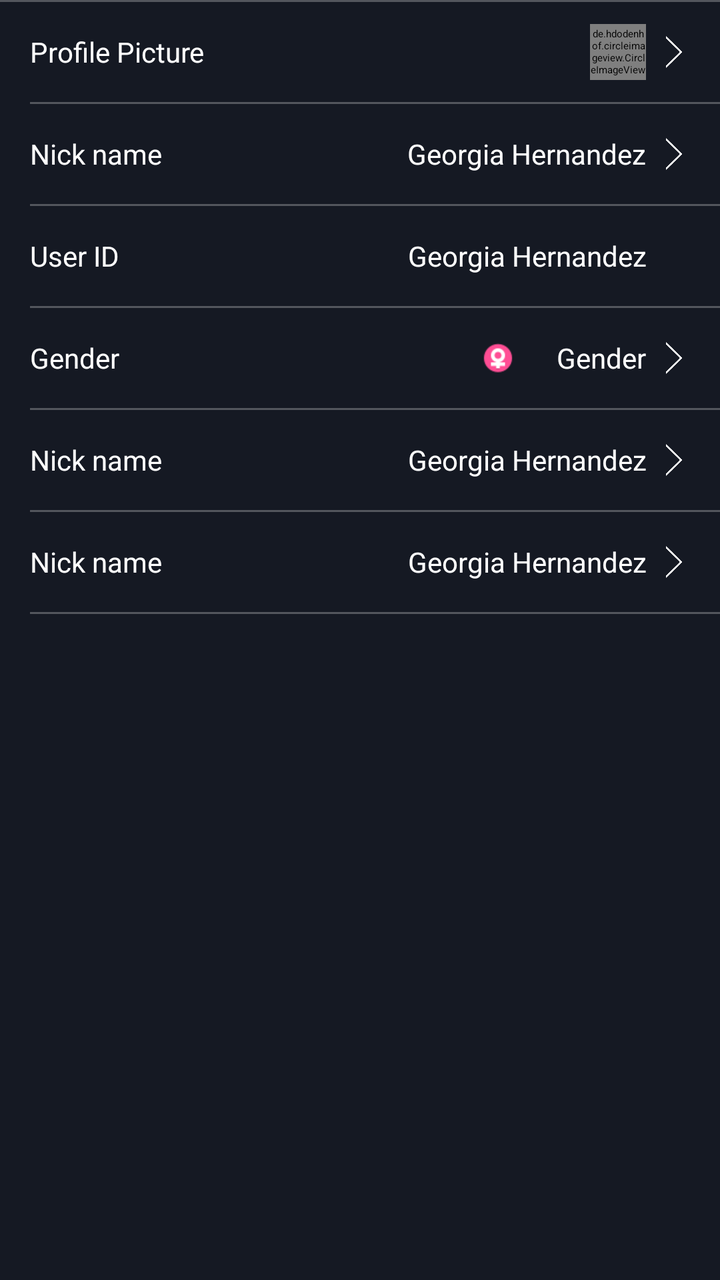
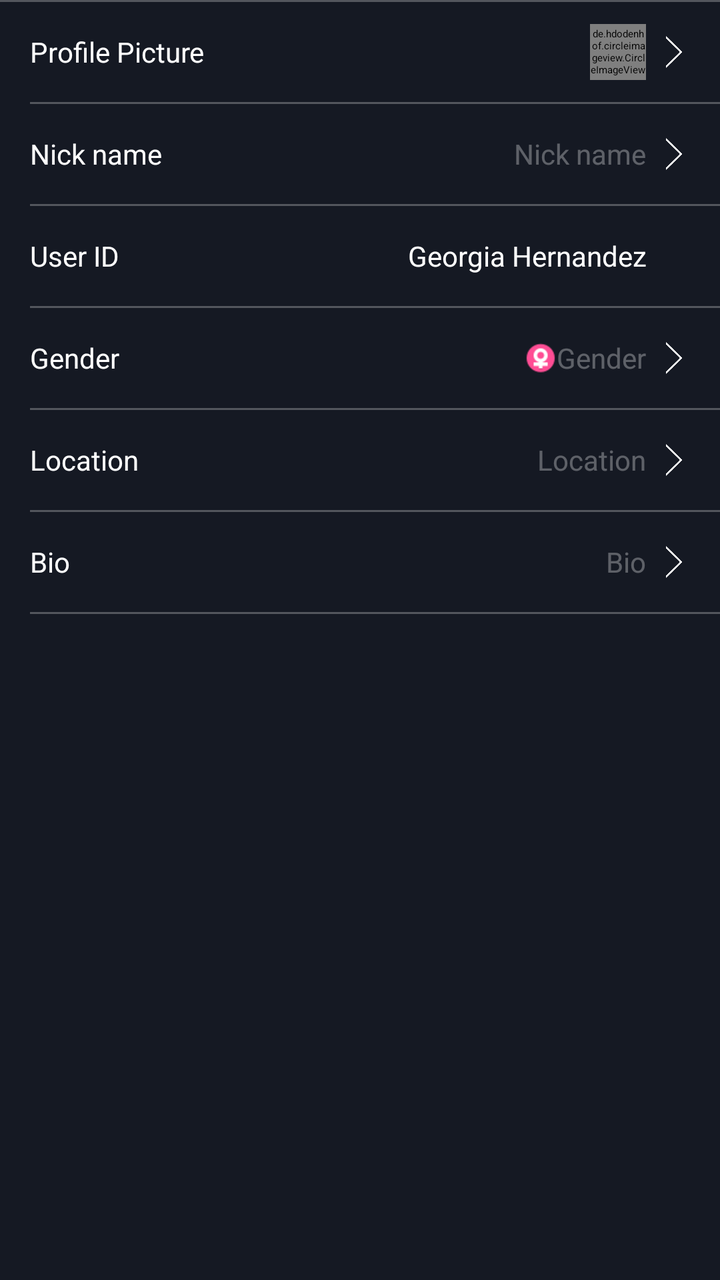

Before-and-after screenshots of an Android layout around one commit, followed by the original layout XML and the change that was made.
<!-- AndroidManifest.xml: application theme AppTheme -->
<!-- res/layout/activity_edit_mine.xml -->
<?xml version="1.0" encoding="utf-8"?>
<LinearLayout xmlns:android="http://schemas.android.com/apk/res/android"
    android:layout_width="match_parent"
    android:layout_height="match_parent"
    android:background="@color/them"
    android:orientation="vertical">

    <View
        android:layout_width="match_parent"
        android:layout_height="1dp"
        android:background="#49eeeeee" />

    <LinearLayout
        android:layout_width="match_parent"
        android:layout_height="50dp"
        android:gravity="center_vertical">

        <TextView
            android:layout_width="wrap_content"
            android:layout_height="wrap_content"
            android:layout_marginLeft="15dp"
            android:layout_weight="1"
            android:text="Profile Picture"
            android:textColor="@color/white"
            android:textSize="14sp" />

        <de.hdodenhof.circleimageview.CircleImageView
            android:layout_width="28dp"
            android:layout_height="28dp"
            android:src="@drawable/default_icon" />

        <ImageView
            android:layout_width="16dp"
            android:layout_height="16dp"
            android:layout_marginLeft="6dp"
            android:layout_marginRight="15dp"
            android:src="@drawable/more" />
    </LinearLayout>

    <View
        android:layout_width="match_parent"
        android:layout_height="1dp"
        android:layout_marginLeft="15dp"
        android:background="#49eeeeee" />

    <LinearLayout
        android:layout_width="match_parent"
        android:layout_height="50dp"
        android:gravity="center_vertical">

        <TextView
            android:layout_width="wrap_content"
            android:layout_height="wrap_content"
            android:layout_marginLeft="15dp"
            android:layout_weight="1"
            android:text="Nick name"
            android:textColor="@color/white"
            android:textSize="14sp" />

        <TextView
            android:layout_width="wrap_content"
            android:layout_height="wrap_content"
            android:hint="Nick name"
            android:text="Georgia Hernandez"
            android:textColor="@color/white"
            android:textColorHint="#50ffffff"
            android:textSize="14sp" />

        <ImageView
            android:layout_width="16dp"
            android:layout_height="16dp"
            android:layout_marginLeft="6dp"
            android:layout_marginRight="15dp"
            android:src="@drawable/more" />
    </LinearLayout>

    <View
        android:layout_width="match_parent"
        android:layout_height="1dp"
        android:layout_marginLeft="15dp"
        android:background="#49eeeeee" />

    <LinearLayout
        android:layout_width="match_parent"
        android:layout_height="50dp"
        android:gravity="center_vertical">

        <TextView
            android:layout_width="wrap_content"
            android:layout_height="wrap_content"
            android:layout_marginLeft="15dp"
            android:layout_weight="1"
            android:text="User ID"
            android:textColor="@color/white"
            android:textSize="14sp" />

        <TextView
            android:layout_width="140dp"
            android:layout_height="wrap_content"
            android:layout_marginRight="37dp"
            android:ellipsize="end"
            android:gravity="right"
            android:hint="User ID"
            android:maxLines="1"
            android:text="Georgia Hernandez"
            android:textColor="@color/white"
            android:textColorHint="#50ffffff"
            android:textSize="14sp" />
    </LinearLayout>

    <View
        android:layout_width="match_parent"
        android:layout_height="1dp"
        android:layout_marginLeft="15dp"
        android:background="#49eeeeee" />

    <LinearLayout
        android:layout_width="match_parent"
        android:layout_height="50dp"
        android:gravity="center_vertical">

        <TextView
            android:layout_width="wrap_content"
            android:layout_height="wrap_content"
            android:layout_marginLeft="15dp"
            android:layout_weight="1"
            android:text="Gender"
            android:textColor="@color/white"
            android:textSize="14sp" />

        <LinearLayout
            android:layout_width="wrap_content"
            android:layout_height="wrap_content"
            android:gravity="center_vertical">

            <ImageView
                android:layout_width="16dp"
                android:layout_height="16dp"
                android:src="@drawable/icon_tarenzhuye_xingbie" />

            <TextView
                android:layout_width="wrap_content"
                android:layout_height="wrap_content"
                android:ellipsize="end"
                android:gravity="right"
                android:hint="Nick name"
                android:maxLines="1"
                android:text="Gender"
                android:textColor="@color/white"
                android:textColorHint="#50ffffff"
                android:textSize="14sp" />
        </LinearLayout>

        <ImageView
            android:layout_width="16dp"
            android:layout_height="16dp"
            android:layout_marginLeft="6dp"
            android:layout_marginRight="15dp"
            android:src="@drawable/more" />
    </LinearLayout>

    <View
        android:layout_width="match_parent"
        android:layout_height="1dp"
        android:layout_marginLeft="15dp"
        android:background="#49eeeeee" />

    <LinearLayout
        android:layout_width="match_parent"
        android:layout_height="50dp"
        android:gravity="center_vertical">

        <TextView
            android:layout_width="wrap_content"
            android:layout_height="wrap_content"
            android:layout_marginLeft="15dp"
            android:layout_weight="1"
            android:text="Nick name"
            android:textColor="@color/white"
            android:textSize="14sp" />

        <TextView
            android:layout_width="140dp"
            android:layout_height="wrap_content"
            android:ellipsize="end"
            android:gravity="right"
            android:hint="Nick name"
            android:maxLines="1"
            android:text="Georgia Hernandez"
            android:textColor="@color/white"
            android:textColorHint="#50ffffff"
            android:textSize="14sp" />

        <ImageView
            android:layout_width="16dp"
            android:layout_height="16dp"
            android:layout_marginLeft="6dp"
            android:layout_marginRight="15dp"
            android:src="@drawable/more" />
    </LinearLayout>

    <View
        android:layout_width="match_parent"
        android:layout_height="1dp"
        android:layout_marginLeft="15dp"
        android:background="#49eeeeee" />

    <LinearLayout
        android:layout_width="match_parent"
        android:layout_height="50dp"
        android:gravity="center_vertical">

        <TextView
            android:layout_width="wrap_content"
            android:layout_height="wrap_content"
            android:layout_marginLeft="15dp"
            android:layout_weight="1"
            android:text="Nick name"
            android:textColor="@color/white"
            android:textSize="14sp" />

        <TextView
            android:layout_width="140dp"
            android:layout_height="wrap_content"
            android:ellipsize="end"
            android:gravity="right"
            android:hint="Nick name"
            android:maxLines="1"
            android:text="Georgia Hernandez"
            android:textColor="@color/white"
            android:textColorHint="#50ffffff"
            android:textSize="14sp" />

        <ImageView
            android:layout_width="16dp"
            android:layout_height="16dp"
            android:layout_marginLeft="6dp"
            android:layout_marginRight="15dp"
            android:src="@drawable/more" />
    </LinearLayout>

    <View
        android:layout_width="match_parent"
        android:layout_height="1dp"
        android:layout_marginLeft="15dp"
        android:background="#49eeeeee" />
</LinearLayout>
<!-- resources referenced by this layout -->
<resources>
  <color name="them">#151923</color>
  <color name="white">#ffffff</color>
  <style name="QDTextAppearanceListItemSmall">
          <item name="android:textColor">?attr/qmui_config_color_gray_4</item>
          <item name="android:textSize">16sp</item>
      </style>
  <style name="QDtextAppearanceListItem">
          <item name="android:textColor">?attr/qmui_config_color_black</item>
          <item name="android:textSize">18sp</item>
      </style>
  <style name="QDTopBar" parent="QMUI.TopBar">
          <item name="qmui_topbar_height">45dp</item>
          <item name="qmui_topbar_image_btn_height">45dp</item>
      </style>
  <color name="app_color_description">@color/qmui_config_color_gray_5</color>
  <color name="app_color_blue_3">#EBF9FF</color>
  <color name="app_color_blue">#00A8E1</color>
  <color name="app_color_blue_pressed">#c000A8E1</color>
  <!-- unchanged entries left out for length: 4 -->
</resources>

<!-- the commit's change to res/layout/activity_edit_mine.xml (unified diff, before → after) -->
@@ -11,6 +11,7 @@
         android:background="#49eeeeee" />
 
     <LinearLayout
+        android:id="@+id/icon_ll"
         android:layout_width="match_parent"
         android:layout_height="50dp"
         android:gravity="center_vertical">
@@ -25,6 +26,7 @@
             android:textSize="14sp" />
 
         <de.hdodenhof.circleimageview.CircleImageView
+            android:id="@+id/icon_iv"
             android:layout_width="28dp"
             android:layout_height="28dp"
             android:src="@drawable/default_icon" />
@@ -44,6 +46,7 @@
         android:background="#49eeeeee" />
 
     <LinearLayout
+        android:id="@+id/nick_name_ll"
         android:layout_width="match_parent"
         android:layout_height="50dp"
         android:gravity="center_vertical">
@@ -58,10 +61,11 @@
             android:textSize="14sp" />
 
         <TextView
-            android:layout_width="wrap_content"
-            android:layout_height="wrap_content"
+            android:id="@+id/nick_name_tv"
+            android:layout_width="wrap_content"
+            android:layout_height="wrap_content"
+            android:gravity="right"
             android:hint="Nick name"
-            android:text="Georgia Hernandez"
             android:textColor="@color/white"
             android:textColorHint="#50ffffff"
             android:textSize="14sp" />
@@ -115,6 +119,7 @@
         android:background="#49eeeeee" />
 
     <LinearLayout
+        android:id="@+id/sex_ll"
         android:layout_width="match_parent"
         android:layout_height="50dp"
         android:gravity="center_vertical">
@@ -134,18 +139,17 @@
             android:gravity="center_vertical">
 
             <ImageView
+                android:id="@+id/sex_iv"
                 android:layout_width="16dp"
                 android:layout_height="16dp"
                 android:src="@drawable/icon_tarenzhuye_xingbie" />
 
             <TextView
+                android:id="@+id/sex_tv"
                 android:layout_width="wrap_content"
                 android:layout_height="wrap_content"
-                android:ellipsize="end"
                 android:gravity="right"
-                android:hint="Nick name"
-                android:maxLines="1"
-                android:text="Gender"
+                android:hint="Gender"
                 android:textColor="@color/white"
                 android:textColorHint="#50ffffff"
                 android:textSize="14sp" />
@@ -166,67 +170,69 @@
         android:background="#49eeeeee" />
 
     <LinearLayout
-        android:layout_width="match_parent"
-        android:layout_height="50dp"
-        android:gravity="center_vertical">
-
-        <TextView
-            android:layout_width="wrap_content"
-            android:layout_height="wrap_content"
-            android:layout_marginLeft="15dp"
-            android:layout_weight="1"
-            android:text="Nick name"
-            android:textColor="@color/white"
-            android:textSize="14sp" />
-
-        <TextView
+        android:id="@+id/location_ll"
+        android:layout_width="match_parent"
+        android:layout_height="50dp"
+        android:gravity="center_vertical">
+
+        <TextView
+            android:layout_width="wrap_content"
+            android:layout_height="wrap_content"
+            android:layout_marginLeft="15dp"
+            android:layout_weight="1"
+            android:text="Location"
+            android:textColor="@color/white"
+            android:textSize="14sp" />
+
+        <TextView
+            android:id="@+id/location_tv"
             android:layout_width="140dp"
             android:layout_height="wrap_content"
             android:ellipsize="end"
             android:gravity="right"
-            android:hint="Nick name"
+            android:hint="Location"
             android:maxLines="1"
-            android:text="Georgia Hernandez"
-            android:textColor="@color/white"
-            android:textColorHint="#50ffffff"
-            android:textSize="14sp" />
-
-        <ImageView
-            android:layout_width="16dp"
-            android:layout_height="16dp"
-            android:layout_marginLeft="6dp"
-            android:layout_marginRight="15dp"
-            android:src="@drawable/more" />
-    </LinearLayout>
-
-    <View
-        android:layout_width="match_parent"
-        android:layout_height="1dp"
-        android:layout_marginLeft="15dp"
-        android:background="#49eeeeee" />
-
-    <LinearLayout
-        android:layout_width="match_parent"
-        android:layout_height="50dp"
-        android:gravity="center_vertical">
-
-        <TextView
-            android:layout_width="wrap_content"
-            android:layout_height="wrap_content"
-            android:layout_marginLeft="15dp"
-            android:layout_weight="1"
-            android:text="Nick name"
-            android:textColor="@color/white"
-            android:textSize="14sp" />
-
-        <TextView
+            android:textColor="@color/white"
+            android:textColorHint="#50ffffff"
+            android:textSize="14sp" />
+
+        <ImageView
+            android:layout_width="16dp"
+            android:layout_height="16dp"
+            android:layout_marginLeft="6dp"
+            android:layout_marginRight="15dp"
+            android:src="@drawable/more" />
+    </LinearLayout>
+
+    <View
+        android:layout_width="match_parent"
+        android:layout_height="1dp"
+        android:layout_marginLeft="15dp"
+        android:background="#49eeeeee" />
+
+    <LinearLayout
+        android:id="@+id/bio_ll"
+        android:layout_width="match_parent"
+        android:layout_height="50dp"
+        android:gravity="center_vertical">
+
+        <TextView
+            android:layout_width="wrap_content"
+            android:layout_height="wrap_content"
+            android:layout_marginLeft="15dp"
+            android:layout_weight="1"
+            android:text="Bio"
+            android:textColor="@color/white"
+            android:textSize="14sp" />
+
+        <TextView
+            android:id="@+id/bio_tv"
             android:layout_width="140dp"
             android:layout_height="wrap_content"
             android:ellipsize="end"
             android:gravity="right"
-            android:hint="Nick name"
+            android:hint="Bio"
             android:maxLines="1"
-            android:text="Georgia Hernandez"
             android:textColor="@color/white"
             android:textColorHint="#50ffffff"
             android:textSize="14sp" />
